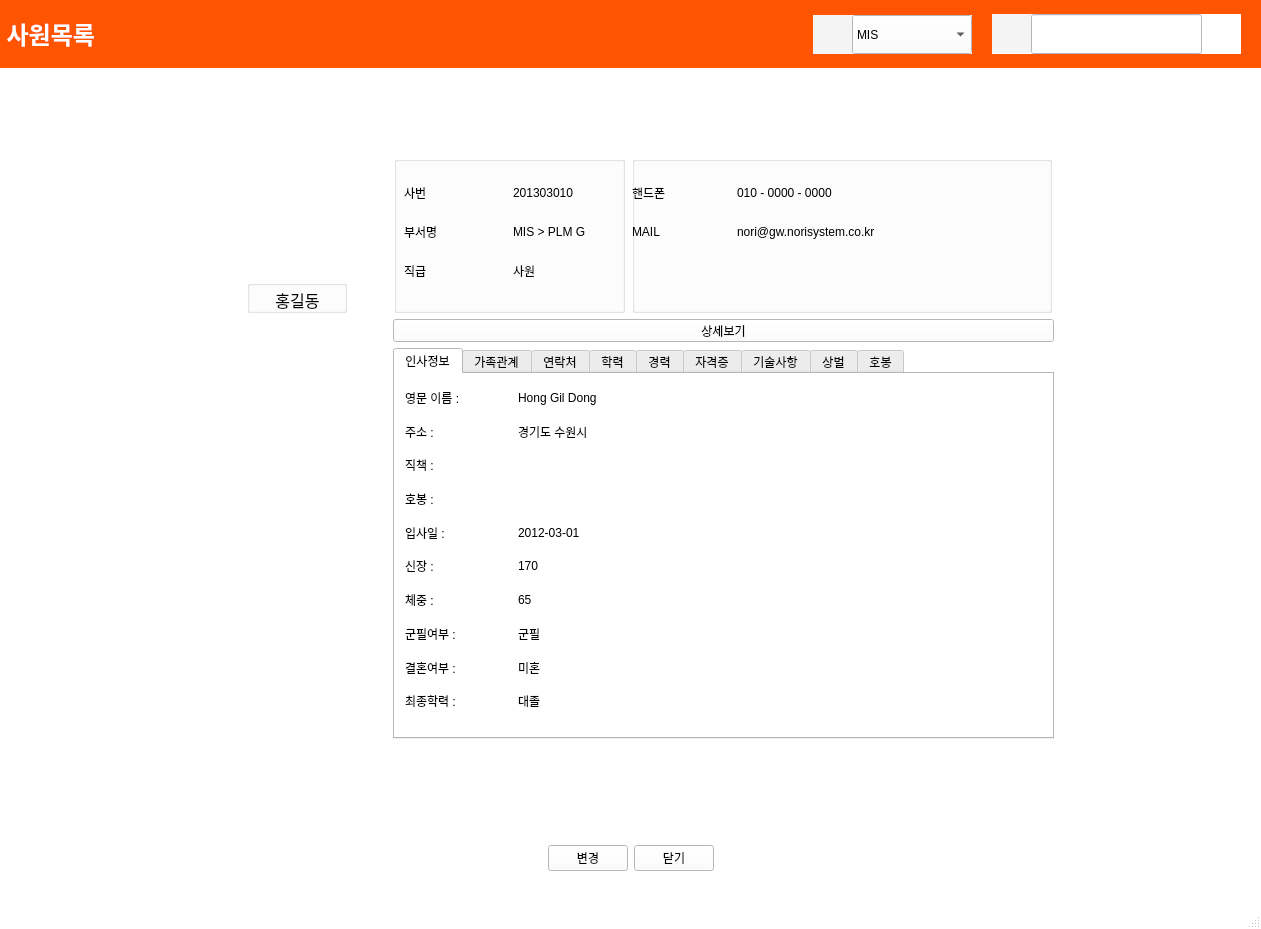
Qt form emp_info.ui (hyeona-jeong/HRIS) before a commit.
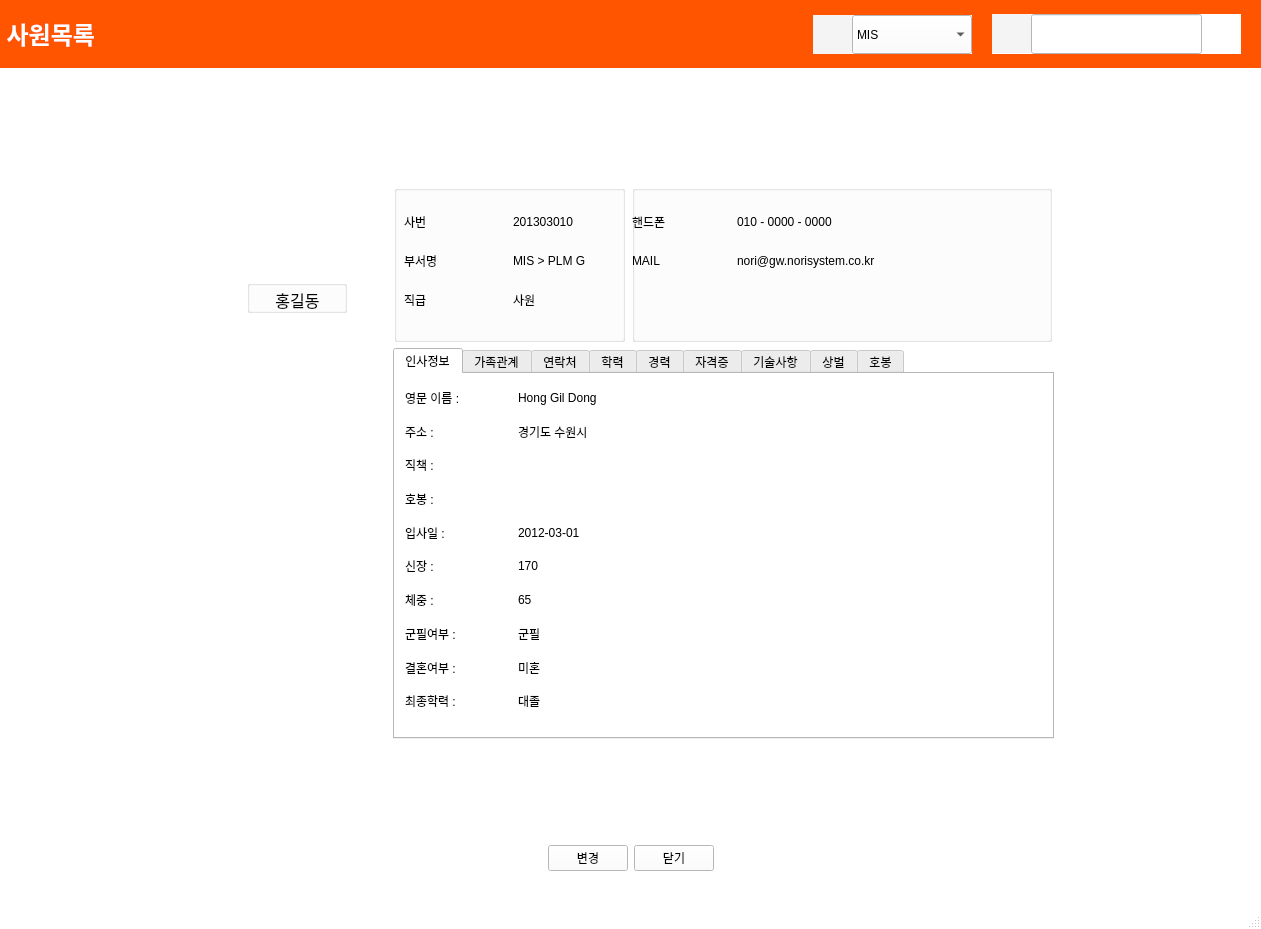
The same form after that commit. The open tabs and pages were chosen to show the change. Icons and pictures are not drawn.

The edit to the form file:
```diff
--- a/emp_info.ui
+++ b/emp_info.ui
@@ -903,7 +903,7 @@
           </layout>
          </item>
          <item>
-          <layout class="QVBoxLayout" name="verticalLayout_10" stretch="0,1,1,2,0">
+          <layout class="QVBoxLayout" name="verticalLayout_10" stretch="0,1,2,0">
            <item>
             <layout class="QHBoxLayout" name="horizontalLayout_14">
              <item>
@@ -1081,25 +1081,6 @@
              </item>
             </layout>
            </item>
-           <item>
-            <widget class="QPushButton" name="pushButton">
-             <property name="minimumSize">
-              <size>
-               <width>0</width>
-               <height>23</height>
-              </size>
-             </property>
-             <property name="maximumSize">
-              <size>
-               <width>16777215</width>
-               <height>23</height>
-              </size>
-             </property>
-             <property name="text">
-              <string>상세보기</string>
-             </property>
-            </widget>
-           </item>
            <item>
             <widget class="QWidget" name="widget_2" native="true">
              <property name="minimumSize">
```
Left out of the diff: 2 changed lines with no effect on the pictures.
